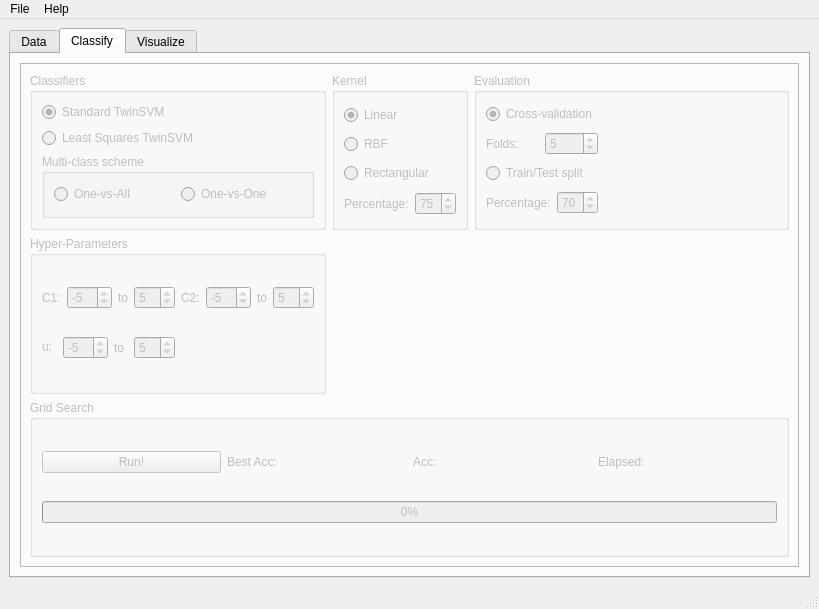
Before: the Qt Designer form libtsvm/ui/GUI-LIBTwinSVM.ui in mir-am/LIBTwinSVM, drawn with Qt 5.
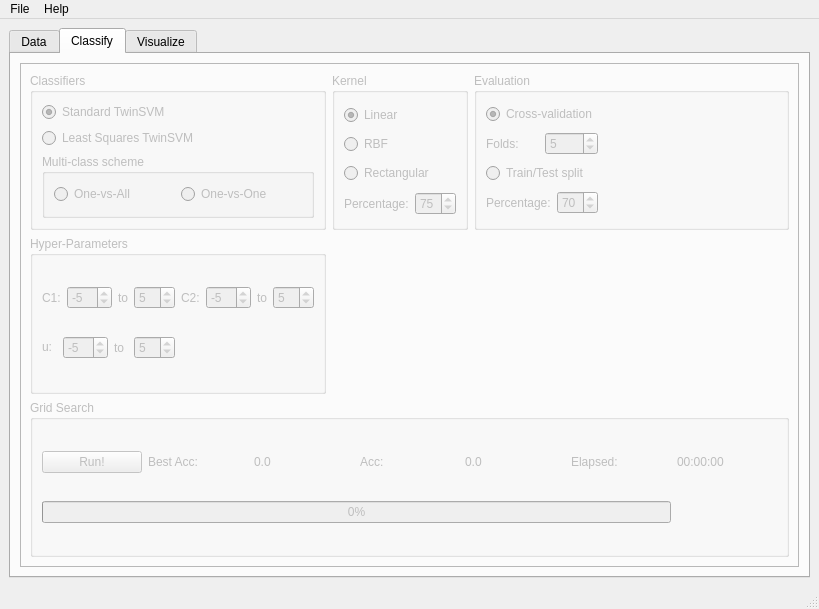
After: the same form once the commit is applied. The open tabs and pages were chosen to show the change. Icons and pictures are not drawn.

Commit message: Changed name identifier of widgets for GUI.

The edit to the form file:
```diff
--- a/libtsvm/ui/GUI-LIBTwinSVM.ui
+++ b/libtsvm/ui/GUI-LIBTwinSVM.ui
@@ -576,6 +576,20 @@
               <string>Grid Search</string>
              </property>
              <layout class="QGridLayout" name="gridLayout_9">
+              <item row="0" column="6">
+               <widget class="QLabel" name="elapsed_time">
+                <property name="text">
+                 <string>00:00:00</string>
+                </property>
+               </widget>
+              </item>
+              <item row="0" column="4">
+               <widget class="QLabel" name="acc">
+                <property name="text">
+                 <string>0.0</string>
+                </property>
+               </widget>
+              </item>
               <item row="0" column="0">
                <widget class="QPushButton" name="pushButton">
                 <property name="text">
@@ -583,34 +597,41 @@
                 </property>
                </widget>
               </item>
-              <item row="0" column="1">
-               <widget class="QLabel" name="label_9">
-                <property name="text">
-                 <string>Best Acc:</string>
-                </property>
-               </widget>
-              </item>
-              <item row="0" column="2">
-               <widget class="QLabel" name="label_18">
+              <item row="0" column="3">
+               <widget class="QLabel" name="acc_label">
                 <property name="text">
                  <string>Acc:</string>
                 </property>
                </widget>
               </item>
-              <item row="0" column="3">
-               <widget class="QLabel" name="label_19">
-                <property name="text">
-                 <string>Elapsed:</string>
-                </property>
-               </widget>
-              </item>
-              <item row="1" column="0" colspan="4">
-               <widget class="QProgressBar" name="progressBar">
+              <item row="1" column="0" colspan="6">
+               <widget class="QProgressBar" name="gs_progress_bar">
                 <property name="value">
                  <number>0</number>
                 </property>
                </widget>
               </item>
+              <item row="0" column="1">
+               <widget class="QLabel" name="best_acc_label">
+                <property name="text">
+                 <string>Best Acc:</string>
+                </property>
+               </widget>
+              </item>
+              <item row="0" column="5">
+               <widget class="QLabel" name="elapsed_t_label">
+                <property name="text">
+                 <string>Elapsed:</string>
+                </property>
+               </widget>
+              </item>
+              <item row="0" column="2">
+               <widget class="QLabel" name="best_acc">
+                <property name="text">
+                 <string>0.0</string>
+                </property>
+               </widget>
+              </item>
              </layout>
             </widget>
            </item>
```
Left out of the diff: 138 changed lines with no effect on the pictures. The commit also changes 1 other file.
